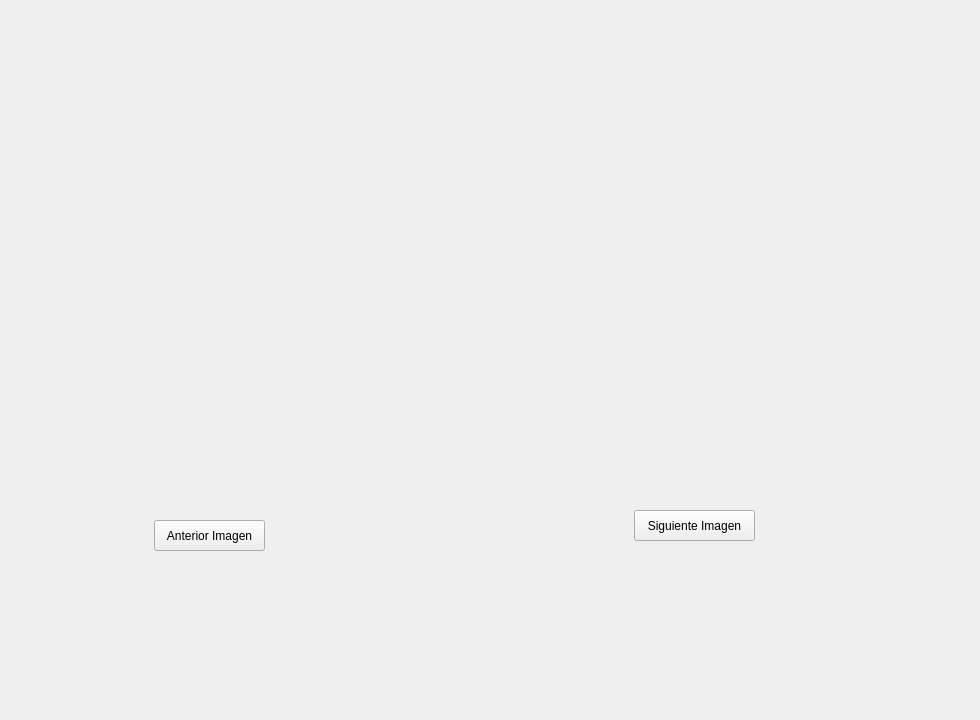
This is gallery.ui in LORJIM/STI_The_Complete_Saga as Qt 5 draws it before an edit. The edited form follows.
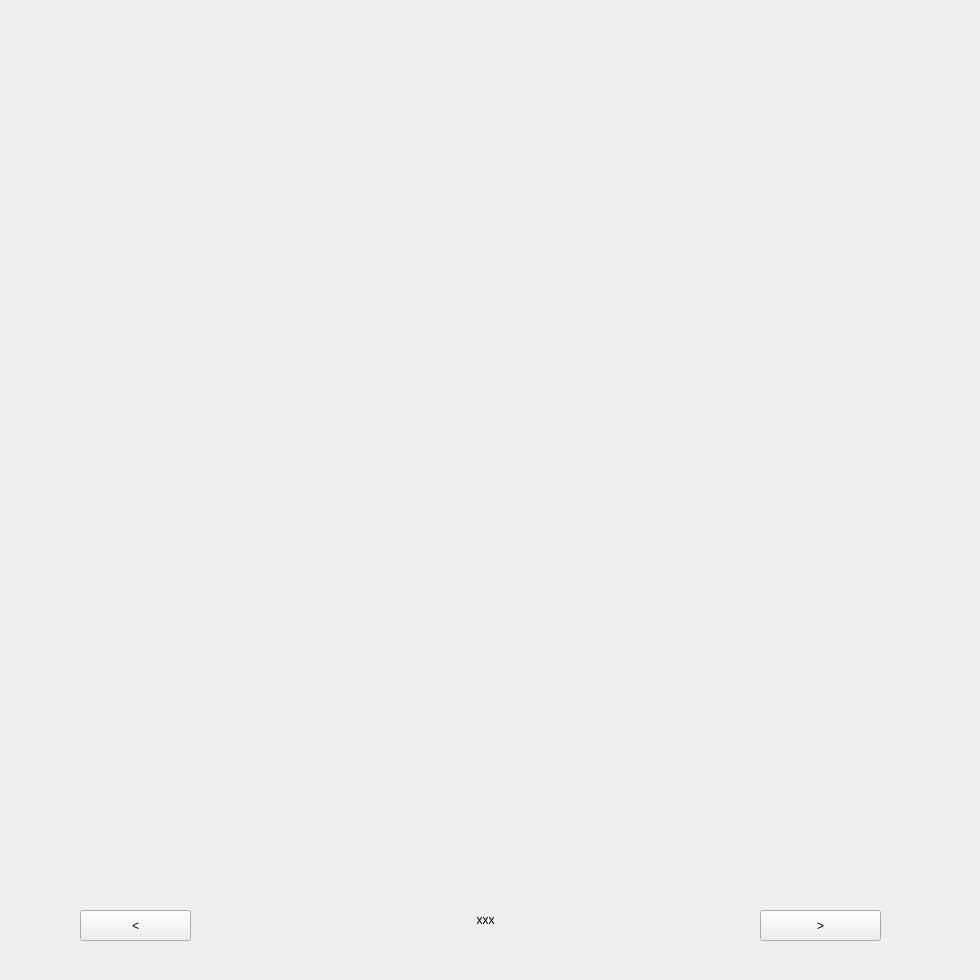
This is the edited form.

```diff
--- a/gallery.ui
+++ b/gallery.ui
@@ -7,19 +7,19 @@
     <x>0</x>
     <y>0</y>
     <width>980</width>
-    <height>720</height>
+    <height>980</height>
    </rect>
   </property>
   <property name="minimumSize">
    <size>
     <width>980</width>
-    <height>720</height>
+    <height>980</height>
    </size>
   </property>
   <property name="maximumSize">
    <size>
     <width>980</width>
-    <height>720</height>
+    <height>980</height>
    </size>
   </property>
   <property name="windowTitle">
@@ -29,67 +29,76 @@
    <property name="minimumSize">
     <size>
      <width>980</width>
-     <height>720</height>
+     <height>980</height>
     </size>
    </property>
    <property name="maximumSize">
     <size>
      <width>980</width>
-     <height>720</height>
+     <height>980</height>
     </size>
    </property>
    <widget class="QPushButton" name="pushButton_16">
     <property name="geometry">
      <rect>
-      <x>634</x>
-      <y>510</y>
+      <x>760</x>
+      <y>910</y>
       <width>121</width>
       <height>31</height>
      </rect>
     </property>
     <property name="text">
-     <string>Siguiente Imagen</string>
+     <string>&gt;</string>
     </property>
    </widget>
    <widget class="QLabel" name="labelIMGDESC">
     <property name="geometry">
      <rect>
-      <x>70</x>
-      <y>470</y>
-      <width>771</width>
+      <x>230</x>
+      <y>910</y>
+      <width>511</width>
       <height>20</height>
      </rect>
     </property>
     <property name="text">
-     <string/>
+     <string>xxx</string>
+    </property>
+    <property name="alignment">
+     <set>Qt::AlignCenter</set>
     </property>
    </widget>
    <widget class="QPushButton" name="pushButton_8">
     <property name="geometry">
      <rect>
-      <x>154</x>
-      <y>520</y>
+      <x>80</x>
+      <y>910</y>
       <width>111</width>
       <height>31</height>
      </rect>
     </property>
     <property name="text">
-     <string>Anterior Imagen</string>
+     <string>&lt;</string>
     </property>
    </widget>
    <widget class="QLabel" name="labelIMG">
     <property name="geometry">
      <rect>
-      <x>60</x>
+      <x>40</x>
       <y>20</y>
-      <width>781</width>
-      <height>421</height>
+      <width>880</width>
+      <height>880</height>
      </rect>
     </property>
+    <property name="minimumSize">
+     <size>
+      <width>880</width>
+      <height>880</height>
+     </size>
+    </property>
     <property name="maximumSize">
      <size>
-      <width>980</width>
-      <height>540</height>
+      <width>880</width>
+      <height>680</height>
      </size>
     </property>
     <property name="text">
```
Left out of the diff: 10 changed lines with no effect on the pictures.
